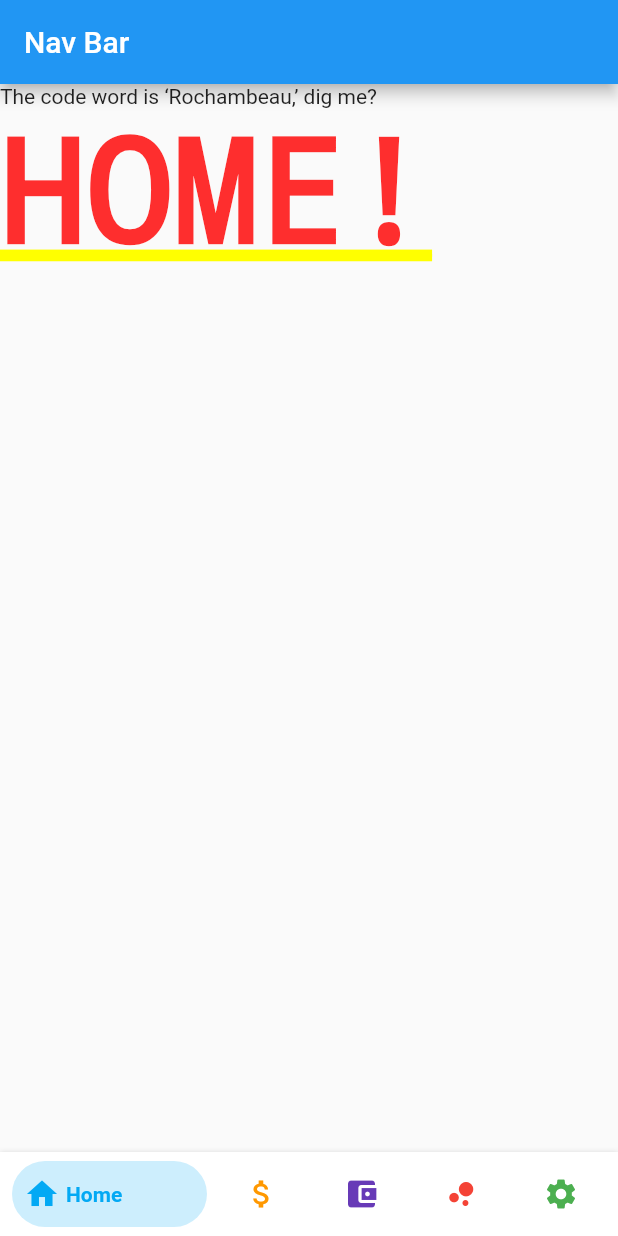
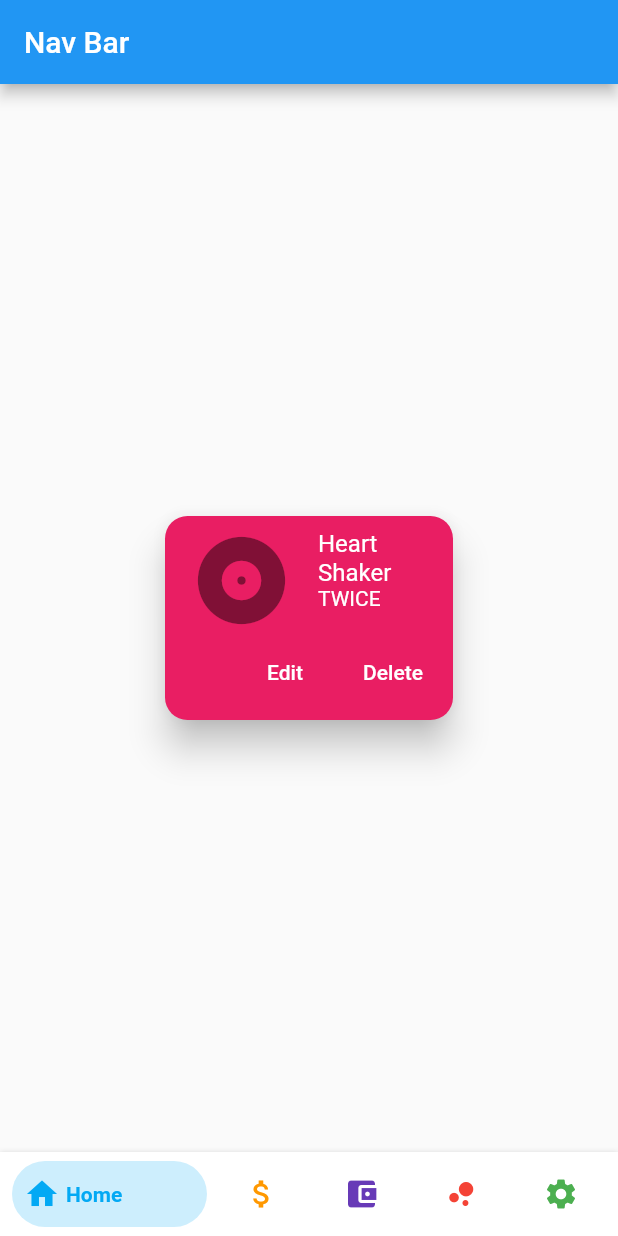
Before and after one commit to jkbngl/FFD, a Flutter app: the MyHomePage screen opened directly, on a phone screen of 412 x 824 dp. Run offline on Flutter 3.47's test engine with Material 2 defaults, Android fonts, the phone set to English and light mode, and no system bars; drawn by our look-alikes of bottom_navy_bar.

Commit message:
#21 #11 test with a card

```diff
--- a/flutter/ffd/lib/backup_color_change_on_nav_tab.dart
+++ b/flutter/ffd/lib/backup_color_change_on_nav_tab.dart
@@ -55,14 +55,44 @@ class _MyHomePageState extends State<MyHomePage> {
           },
           children: <Widget>[
             Column(
-              crossAxisAlignment: CrossAxisAlignment.start,
-              mainAxisSize: MainAxisSize.min,
+              mainAxisAlignment: MainAxisAlignment.center,
+              crossAxisAlignment: CrossAxisAlignment.center,
               children: <Widget>[
-                Text('The code word is ‘Rochambeau,’ dig me?'),
-                Text('HOME!',
-                    style: DefaultTextStyle.of(context)
-                        .style
-                        .apply(fontSizeFactor: 2.0)),
+                Container(
+                  width: 200,
+                  child: Card(
+                    shape: RoundedRectangleBorder(
+                      borderRadius: BorderRadius.circular(15.0),
+                    ),
+                    color: Colors.pink,
+                    elevation: 10,
+                    child: Column(
+                      mainAxisSize: MainAxisSize.min,
+                      children: <Widget>[
+                        const ListTile(
+                          leading: Icon(Icons.album, size: 70),
+                          title: Text('Heart Shaker', style: TextStyle(color: Colors.white)),
+                          subtitle: Text('TWICE', style: TextStyle(color: Colors.white)),
+                        ),
+                        ButtonTheme.bar(
+                          child: ButtonBar(
+                            children: <Widget>[
+                              FlatButton(
+                                child: const Text('Edit', style: TextStyle(color: Colors.white)),
+                                onPressed: () {},
+                              ),
+                              FlatButton(
+                                child: const Text('Delete', style: TextStyle(color: Colors.white)),
+                                onPressed: () {},
+                              ),
+                            ],
+                          ),
+                        ),
+                      ],
+                    ),
+                  ),
+                ),
+
               ],
             ),
             Column(
```
